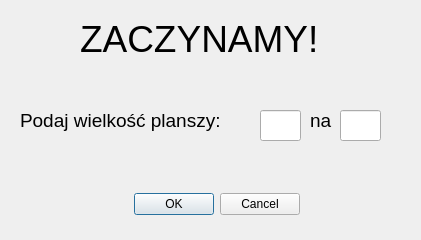
Before: the Qt Designer form start.ui in pkwasek08/Tic-Tac-Toe, drawn with Qt 5.
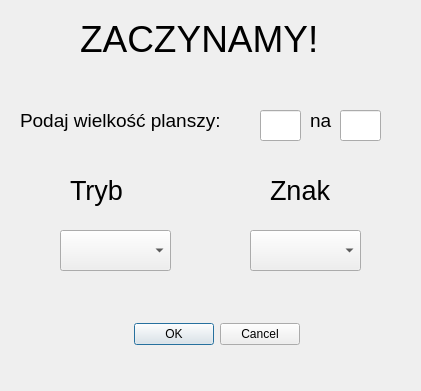
After: the same form once the commit is applied.

Diff of the .ui file:
```diff
--- a/start.ui
+++ b/start.ui
@@ -7,7 +7,7 @@
     <x>0</x>
     <y>0</y>
     <width>421</width>
-    <height>240</height>
+    <height>391</height>
    </rect>
   </property>
   <property name="windowTitle">
@@ -17,7 +17,7 @@
    <property name="geometry">
     <rect>
      <x>120</x>
-     <y>190</y>
+     <y>320</y>
      <width>193</width>
      <height>28</height>
     </rect>
@@ -115,6 +115,117 @@
     </rect>
    </property>
   </widget>
+  <widget class="QComboBox" name="Tryb">
+   <property name="geometry">
+    <rect>
+     <x>60</x>
+     <y>230</y>
+     <width>111</width>
+     <height>41</height>
+    </rect>
+   </property>
+   <property name="font">
+    <font>
+     <pointsize>18</pointsize>
+    </font>
+   </property>
+   <property name="autoFillBackground">
+    <bool>true</bool>
+   </property>
+   <item>
+    <property name="text">
+     <string/>
+    </property>
+   </item>
+   <item>
+    <property name="text">
+     <string>1 vs 1</string>
+    </property>
+   </item>
+   <item>
+    <property name="text">
+     <string>1 vs komputer</string>
+    </property>
+   </item>
+  </widget>
+  <widget class="QComboBox" name="Znak">
+   <property name="geometry">
+    <rect>
+     <x>250</x>
+     <y>230</y>
+     <width>111</width>
+     <height>41</height>
+    </rect>
+   </property>
+   <property name="font">
+    <font>
+     <pointsize>18</pointsize>
+    </font>
+   </property>
+   <property name="focusPolicy">
+    <enum>Qt::StrongFocus</enum>
+   </property>
+   <property name="contextMenuPolicy">
+    <enum>Qt::DefaultContextMenu</enum>
+   </property>
+   <property name="autoFillBackground">
+    <bool>true</bool>
+   </property>
+   <property name="editable">
+    <bool>false</bool>
+   </property>
+   <item>
+    <property name="text">
+     <string/>
+    </property>
+   </item>
+   <item>
+    <property name="text">
+     <string>kółko</string>
+    </property>
+   </item>
+   <item>
+    <property name="text">
+     <string>krzyżyk</string>
+    </property>
+   </item>
+  </widget>
+  <widget class="QLabel" name="label_4">
+   <property name="geometry">
+    <rect>
+     <x>70</x>
+     <y>170</y>
+     <width>71</width>
+     <height>41</height>
+    </rect>
+   </property>
+   <property name="font">
+    <font>
+     <pointsize>20</pointsize>
+    </font>
+   </property>
+   <property name="text">
+    <string>Tryb</string>
+   </property>
+  </widget>
+  <widget class="QLabel" name="label_5">
+   <property name="geometry">
+    <rect>
+     <x>270</x>
+     <y>170</y>
+     <width>71</width>
+     <height>41</height>
+    </rect>
+   </property>
+   <property name="font">
+    <font>
+     <pointsize>20</pointsize>
+    </font>
+   </property>
+   <property name="text">
+    <string>Znak</string>
+   </property>
+  </widget>
  </widget>
  <resources/>
  <connections>
```
